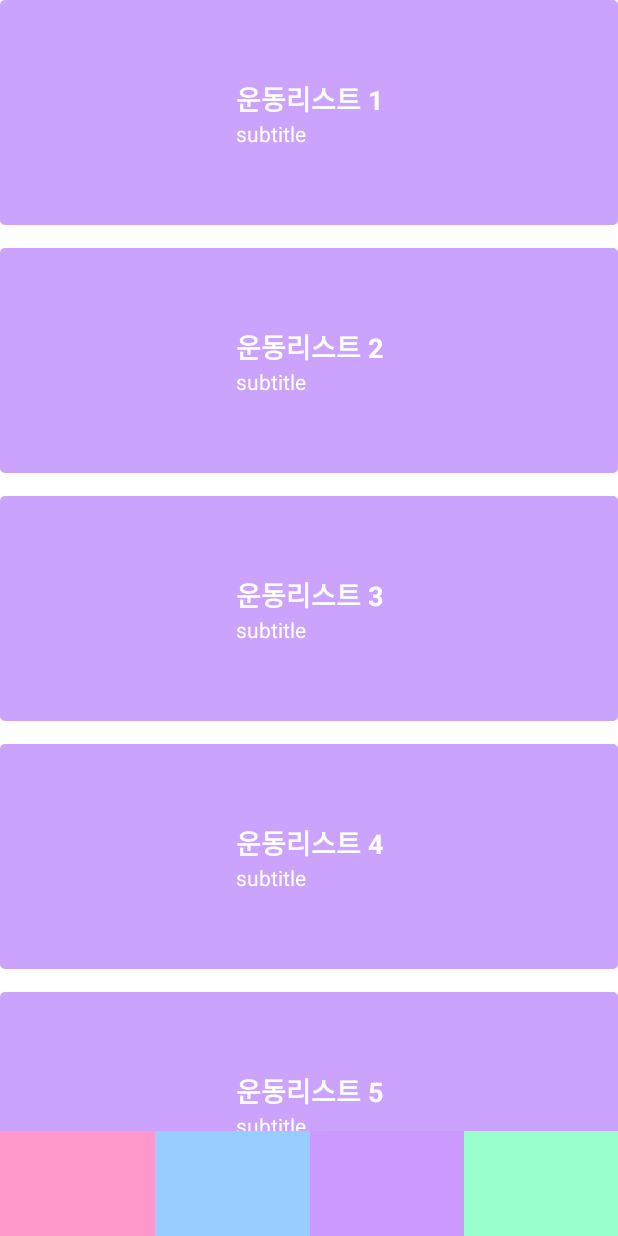
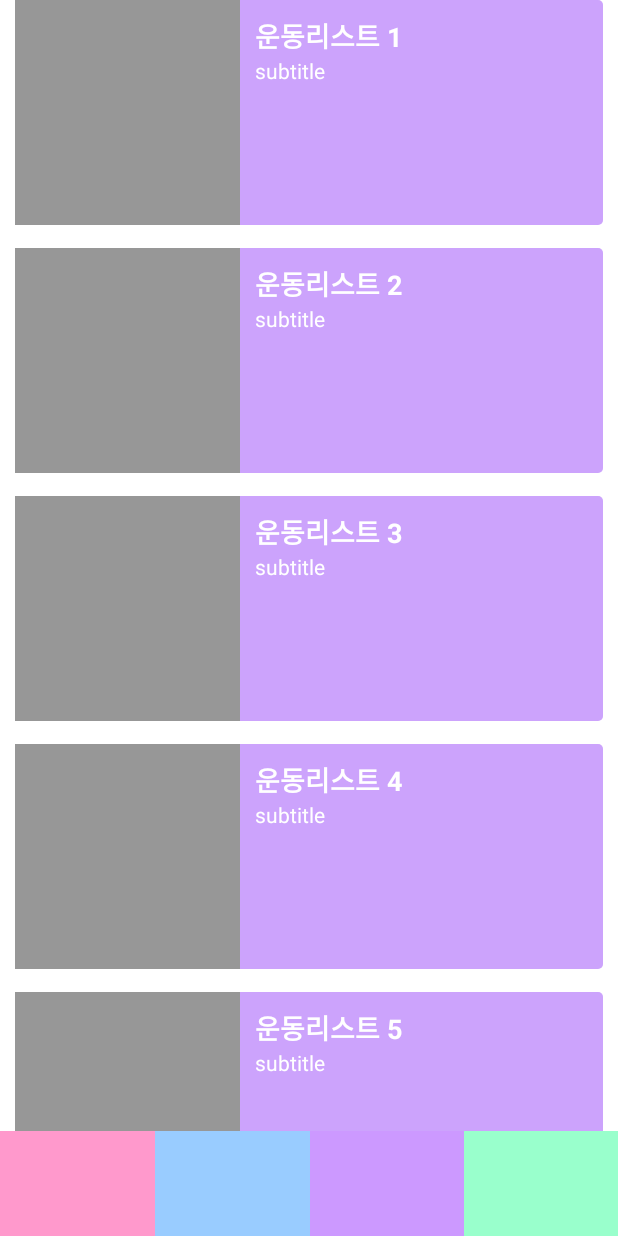
Before and after one commit to kamuel84/health_exercise, an Android app: the screen it shows after launch (MainActivity), on a phone screen of 412 x 824 dp. Run offline under Robolectric (Android 15) with nearby library versions, the phone set to English and light mode, and no system bars; our stand-ins replace Room's generated code, RxJava, navigation-ui.

Commit message:
- 기본 리스에 운동 Item이 보이지 않는 현상 수정

```diff
--- a/app/src/main/java/com/exercise/health_exercise/SplashActivity.kt
+++ b/app/src/main/java/com/exercise/health_exercise/SplashActivity.kt
@@ -105,6 +105,11 @@ class SplashActivity : AppCompatActivity() {
             exerciseItemList.add(HealthList_ItemsData(0L, 2, 3, 4, 2000))
             exerciseItemList.add(HealthList_ItemsData(0L, 2, 4, 2, 2500))
 
+
+            exerciseItemList.forEachIndexed { index, exercisesData ->
+                AppDataBase.getInstance(this).healthListItemDao().insert(exercisesData)
+            }
+
             prefUtils.setBoolean("default_data", true)
         }
 
--- a/app/src/main/res/layout/holder_addlist.xml
+++ b/app/src/main/res/layout/holder_addlist.xml
@@ -5,6 +5,7 @@
     android:id="@+id/clListAdd_Root"
     android:background="@drawable/bg_radius3_line_999999"
     android:layout_width="match_parent"
+    android:layout_marginHorizontal="10dp"
     android:layout_height="150dp">
 
     <TextView
--- a/app/src/main/res/layout/holder_healthlist.xml
+++ b/app/src/main/res/layout/holder_healthlist.xml
@@ -5,19 +5,29 @@
     android:id="@+id/clList_Root"
     android:layout_width="match_parent"
     android:layout_height="150dp"
+    android:layout_marginHorizontal="10dp"
     android:layout_marginBottom="15dp">
     <ImageView
         android:id="@+id/ivList_Background"
         android:layout_width="match_parent"
         android:layout_height="match_parent"
         android:src="@drawable/bg_radius3_bb86fc"/>
+    <ImageView
+        android:id="@+id/ivList_Exercise"
+        android:layout_width="150dp"
+        android:layout_height="150dp"
+        android:background="@color/color_979797"
+        app:layout_constraintTop_toTopOf="parent"
+        app:layout_constraintStart_toStartOf="parent"
+        app:layout_constraintBottom_toBottomOf="parent"/>
     <LinearLayout
-        android:layout_width="wrap_content"
-        android:layout_height="wrap_content"
+        android:layout_width="0dp"
+        android:layout_height="0dp"
         android:orientation="vertical"
+        android:padding="10dp"
         app:layout_constraintTop_toTopOf="parent"
         app:layout_constraintBottom_toBottomOf="parent"
-        app:layout_constraintStart_toStartOf="parent"
+        app:layout_constraintStart_toEndOf="@id/ivList_Exercise"
         app:layout_constraintEnd_toStartOf="@id/ivListMenu">
         <TextView
             android:id="@+id/tvList_Title"
```
Also changed, not shown: app/src/main/java/com/exercise/health_exercise/ui/activitys/BaseActivity.kt (+4 -4 lines), app/src/main/java/com/exercise/health_exercise/ui/activitys/ExerciseDetailActivity.kt (+10 -6 lines).
